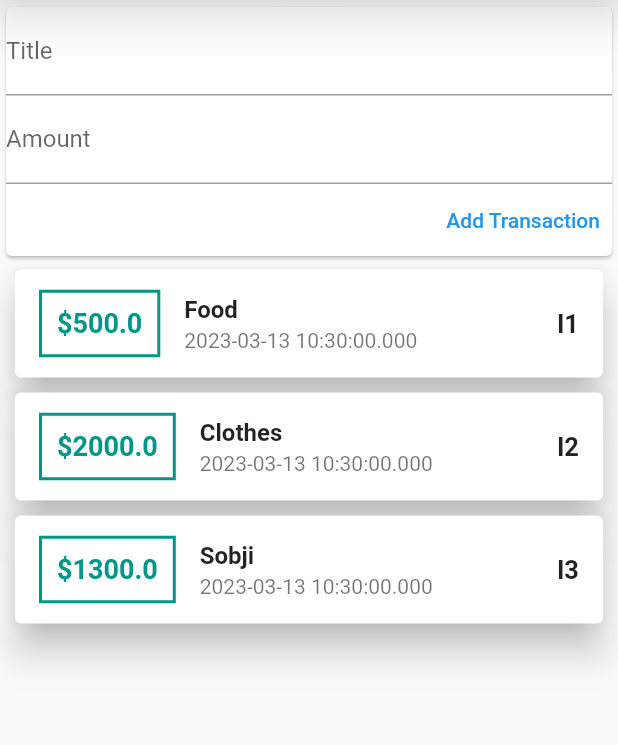
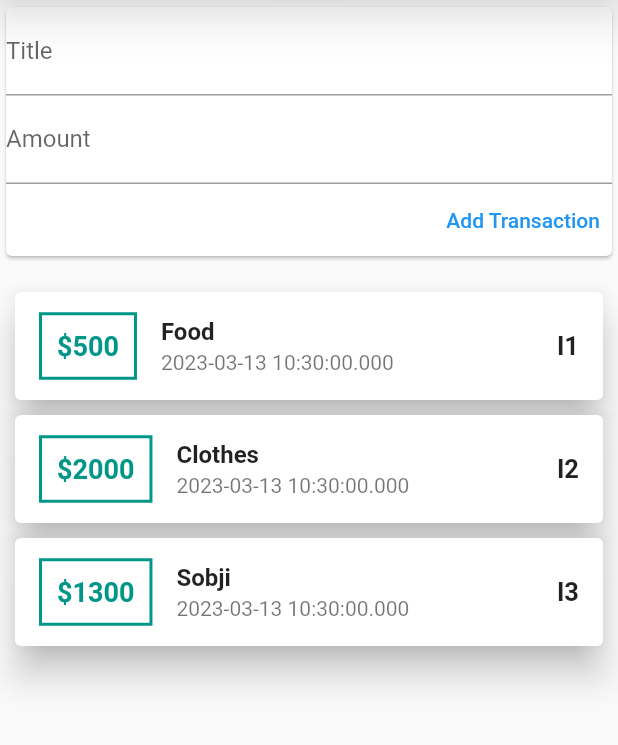
Before and after one commit to PriyangshuJS/Expense-App, a Flutter app: the screen it shows after launch, after a tap on "Add Transaction", on a phone screen of 412 x 824 dp, the part 119-864 px from its top. Run offline on Flutter 3.47's test engine with Material 2 defaults, Android fonts, the phone set to English and light mode, and no system bars.

Commit message:
transaction List without ListView.builder(); current state - ListView(children[])

```diff
--- a/lib/main.dart
+++ b/lib/main.dart
@@ -31,10 +31,12 @@ class HomePage extends StatelessWidget {
         backgroundColor: Colors.teal,
         elevation: 15,
       ),
-      body: Column(
-        crossAxisAlignment: CrossAxisAlignment.stretch,
-        // ignore: prefer_const_literals_to_create_immutables
-        children: [const UserTransaction()],
+      body: SingleChildScrollView(
+        child: Column(
+          crossAxisAlignment: CrossAxisAlignment.stretch,
+          // ignore: prefer_const_literals_to_create_immutables
+          children: [const UserTransaction()],
+        ),
       ),
     );
   }
--- a/lib/model/transaction.dart
+++ b/lib/model/transaction.dart
@@ -1,7 +1,7 @@
 class Transaction {
   final String id;
   final String title;
-  final double amount;
+  final int amount;
   DateTime date;
 
   Transaction(
--- a/lib/widget/new_tansaction.dart
+++ b/lib/widget/new_tansaction.dart
@@ -1,10 +1,11 @@
 import 'package:flutter/material.dart';
 
 class NewTransaction extends StatelessWidget {
-  NewTransaction({super.key});
-
+  final Function addtx;
   final titleController = TextEditingController();
   final amountController = TextEditingController();
+
+  NewTransaction(this.addtx, {super.key});
 
   @override
   Widget build(BuildContext context) {
@@ -23,8 +24,7 @@ class NewTransaction extends StatelessWidget {
           TextButton(
             child: const Text("Add Transaction"),
             onPressed: () {
-              debugPrint(titleController.text);
-              debugPrint(amountController.text);
+              addtx(titleController.text, int.parse(amountController.text));
             },
           ),
         ],
--- a/lib/widget/transaction_list.dart
+++ b/lib/widget/transaction_list.dart
@@ -5,10 +5,13 @@ import '../model/transaction.dart';
 class TransactionList extends StatelessWidget {
   final List<Transaction> usertransaction;
 
+  // ignore: prefer_const_constructors_in_immutables, use_key_in_widget_constructors
   TransactionList(this.usertransaction);
   @override
   Widget build(BuildContext context) {
-    return Column(
+    return SizedBox(
+      height: 500,
+      child: ListView(
         //This column holds all the transactions.
         children: usertransaction.map(
           (tx) {
@@ -49,6 +52,7 @@ class TransactionList extends StatelessWidget {
             );
           },
         ).toList(),
+      ),
     );
   }
 }
--- a/lib/widget/user_transaction.dart
+++ b/lib/widget/user_transaction.dart
@@ -18,12 +18,29 @@ class _UserTransactionState extends State<UserTransaction> {
     Transaction(id: "I2", title: "Clothes", amount: 2000, date: DateTime.now()),
     Transaction(id: "I3", title: "Sobji", amount: 1300, date: DateTime.now()),
   ];
+
+  void _addTransaction(String txitle, int txamount) {
+    final newtx = Transaction(
+      id: ((_usertransaction.length) + 1).toString(),
+      title: txitle,
+      amount: txamount,
+      date: DateTime.now(),
+    );
+
+    setState(() {
+      _usertransaction.add(newtx);
+    });
+  }
+
   @override
   Widget build(BuildContext context) {
     return Column(
       children: [
         const MyChart(),
-        NewTransaction(),
+        NewTransaction(_addTransaction),
+        const SizedBox(
+          height: 15,
+        ),
         TransactionList(_usertransaction),
       ],
     );
```
Lines whose indentation alone changed are shown as unchanged.
